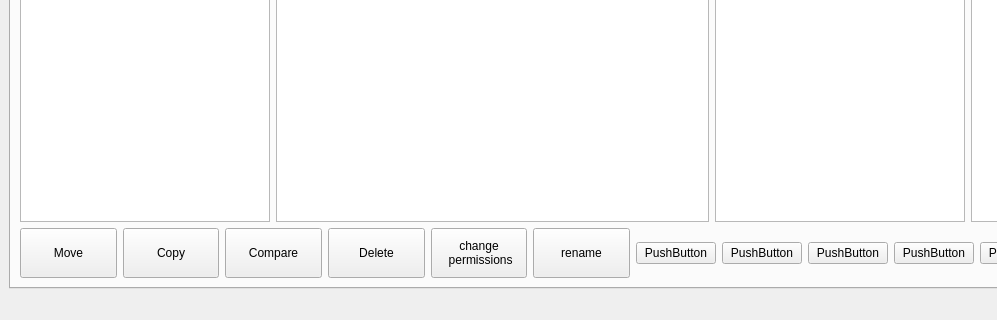
littleGex/Commander, file ui/Main.ui: the form before one commit; both pictures show x 0 to 997 and y 330 to 650 of the 1424 by 650 pixel window.
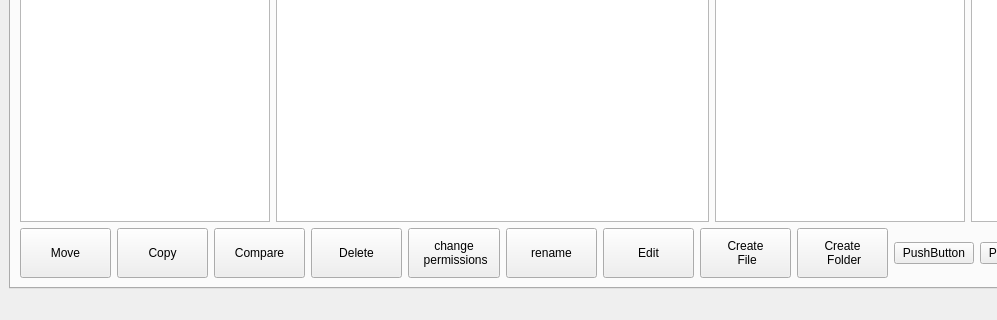
The form after the commit. Icons and pictures are not drawn.

Commit message: Added make, file/folder functions and some css updates

The edit to the form file:
```diff
--- a/ui/Main.ui
+++ b/ui/Main.ui
@@ -618,41 +618,61 @@
            </widget>
           </item>
           <item>
-           <widget class="QPushButton" name="pushButton_9">
+           <widget class="QPushButton" name="edit_button">
+            <property name="minimumSize">
+             <size>
+              <width>90</width>
+              <height>50</height>
+             </size>
+            </property>
             <property name="maximumSize">
              <size>
-              <width>80</width>
+              <width>110</width>
               <height>16777215</height>
              </size>
             </property>
             <property name="text">
-             <string>PushButton</string>
+             <string>Edit</string>
             </property>
            </widget>
           </item>
           <item>
-           <widget class="QPushButton" name="pushButton_4">
+           <widget class="QPushButton" name="make_file_button">
+            <property name="minimumSize">
+             <size>
+              <width>90</width>
+              <height>50</height>
+             </size>
+            </property>
             <property name="maximumSize">
              <size>
-              <width>80</width>
+              <width>110</width>
               <height>16777215</height>
              </size>
             </property>
             <property name="text">
-             <string>PushButton</string>
+             <string>Create 
+ File</string>
             </property>
            </widget>
           </item>
           <item>
-           <widget class="QPushButton" name="pushButton_16">
+           <widget class="QPushButton" name="make_folder_button">
+            <property name="minimumSize">
+             <size>
+              <width>90</width>
+              <height>50</height>
+             </size>
+            </property>
             <property name="maximumSize">
              <size>
-              <width>80</width>
+              <width>110</width>
               <height>16777215</height>
              </size>
             </property>
             <property name="text">
-             <string>PushButton</string>
+             <string>Create 
+ Folder</string>
             </property>
            </widget>
           </item>
```
Left out of the diff: 3 changed lines with no effect on the pictures. The commit also changes 21 other files.
